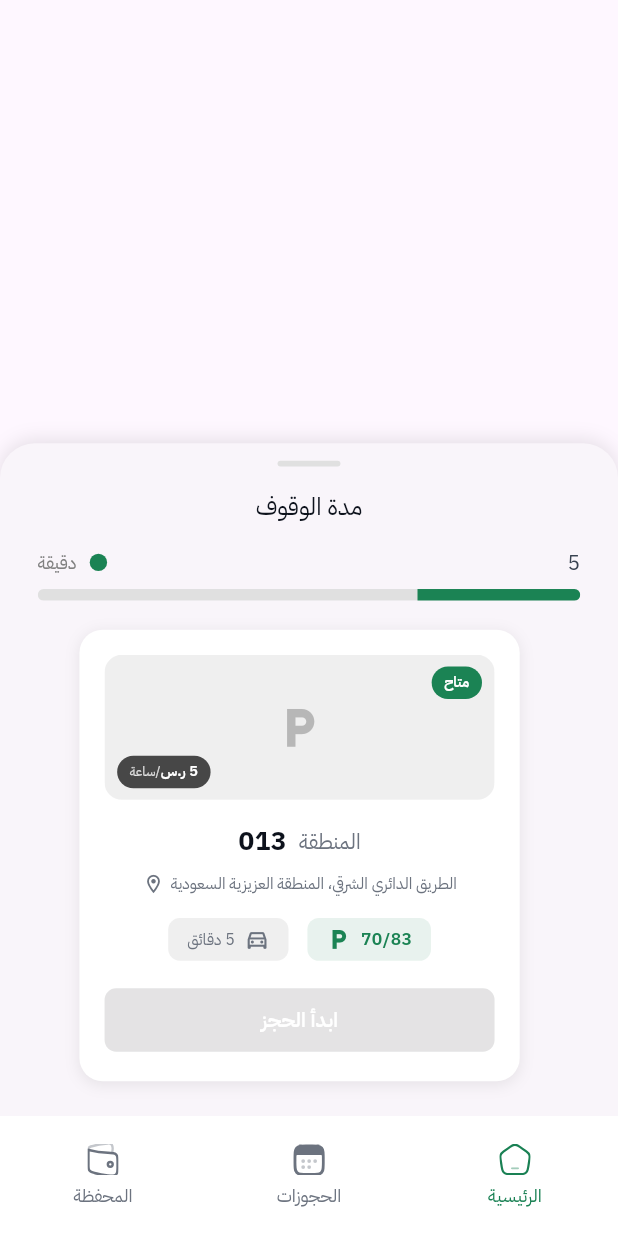
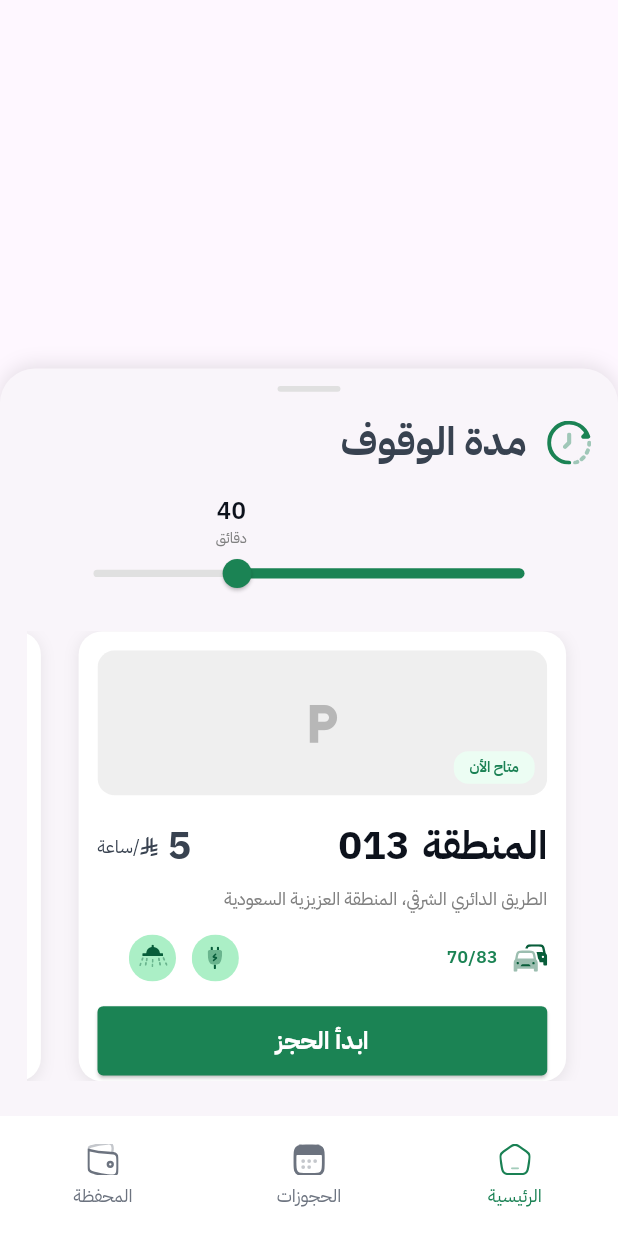
Before and after one commit to masoudframwork/smart-park-app, a Flutter app: the BottomNavBarPage screen opened by its route, on a phone screen of 412 x 824 dp. Run offline on Flutter 3.47's test engine with Material 3 defaults, Android fonts, the light colour scheme and no system bars; our stand-ins replace cached_network_image, dio, flutter_map, flutter_riverpod, flutter_screenutil, flutter_secure_storage and 7 more; accounts and stored records are empty.

Commit message:
parking main bottom

```diff
--- a/lib/core/constants/image_string.dart
+++ b/lib/core/constants/image_string.dart
@@ -19,4 +19,10 @@ class AppImages {
 
   //home
   static const String parkingMarkers = "assets/images/home/marker.svg";
+  static const String realSu = "assets/images/home/realSu.svg";
+  static const String charging = "assets/images/home/cable.svg";
+  static const String shower = "assets/images/home/shower.svg";
+  static const String timeStop = "assets/images/home/timeStop.svg";
+  static const String twoCars = "assets/images/home/twoCars.svg";
+
 }
--- a/lib/features/home/presentation/widgets/parking_card/parking_bottom_sheet.dart
+++ b/lib/features/home/presentation/widgets/parking_card/parking_bottom_sheet.dart
@@ -4,6 +4,8 @@ import 'package:flutter_screenutil/flutter_screenutil.dart';
 import 'package:smart_park_app/core/theme/app_color.dart';
 import 'package:smart_park_app/core/theme/app_text_theme.dart';
 import 'package:smart_park_app/core/widgets/app_text.dart';
+import '../../../../../core/constants/image_string.dart';
+import '../../../../../core/widgets/svg_image_widget.dart';
 import '../../controller/bottom_sheet_controller.dart';
 import 'parking_card.dart';
 
@@ -27,6 +29,8 @@ class ParkingBottomSheet extends ConsumerWidget {
       );
     }
 
+    final parkingAreas = ref.read(bottomSheetProvider).parkingAreas;
+
     return Positioned(
       bottom: 0,
       left: 0,
@@ -38,6 +42,7 @@ class ParkingBottomSheet extends ConsumerWidget {
           }
         },
         child: Container(
+          padding: EdgeInsets.symmetric(horizontal: 17.w),
           decoration: BoxDecoration(
             color: AppColor.lightPurpleColor,
             borderRadius: BorderRadius.only(
@@ -65,60 +70,103 @@ class ParkingBottomSheet extends ConsumerWidget {
                 ),
               ),
               SizedBox(height: 16.h),
+              Row(
+                spacing: 13.w,
+                children: [
+                  SvgImageWidget(
+                    AppImages.timeStop,
+                    width: 28.1.w,
+                    height: 28.1.w,
+                  ),
                   AppText(
                     text: 'مدة الوقوف',
-                appTextTheme: AppTextTheme.titleMediumTextStyle(),
+                    appTextTheme: AppTextTheme.bodyLargeTextStyle()
+                        .copyWith(color: AppColor.blackNumberSmallColor),
+                  ),
+                ],
               ),
               SizedBox(height: 16.h),
               Padding(
                 padding: EdgeInsets.symmetric(horizontal: 24.w),
-                child: Column(
+                child: LayoutBuilder(
+                  builder: (context, constraints) {
+                    final double sliderValue = 40;
+                    final double thumbPosition =
+                        (sliderValue / 60) * constraints.maxWidth;
+
+                    return Stack(
+                      clipBehavior: Clip.none,
                       children: [
-                    Row(
-                      mainAxisAlignment: MainAxisAlignment.spaceBetween,
+                        Column(
                           children: [
-                        AppText(
-                          text: '5',
-                          appTextTheme: AppTextTheme.numberSmallTextStyle(),
+                            SizedBox(height: 35.h), // Space for text above
+                            SliderTheme(
+                              data: SliderThemeData(
+                                trackHeight: 5.h,
+                                activeTrackColor: AppColor.primaryColor,
+                                inactiveTrackColor: AppColor.greyContainerColor,
+                                thumbColor: AppColor.primaryColor,
+                                thumbShape: RoundSliderThumbShape(
+                                  enabledThumbRadius: 10.r,
                                 ),
-                        Row(
-                          children: [
-                            Container(
-                              width: 12.w,
-                              height: 12.h,
-                              decoration: const BoxDecoration(
-                                color: AppColor.primaryColor,
-                                shape: BoxShape.circle,
+                                overlayShape: RoundSliderOverlayShape(
+                                  overlayRadius: 20.r,
                                 ),
+                                trackShape: RoundedRectSliderTrackShape(),
                               ),
-                            SizedBox(width: 8.w),
-                            AppText(
-                              text: 'دقيقة',
-                              appTextTheme: AppTextTheme.bodySmallTextStyle()
-                                  .copyWith(color: AppColor.greyColor),
+                              child: Slider(
+                                value: sliderValue,
+                                min: 0,
+                                max: 60,
+                                onChanged: (value) {},
+                              ),
                             ),
                           ],
                         ),
-                      ],
+                        Positioned(
+                          left: sliderValue + 58.w,
+                          top: 0,
+                          child: Column(
+                            children: [
+                              AppText(
+                                text: sliderValue.toInt().toString(),
+                                appTextTheme:
+                                    AppTextTheme.numberSmallTextStyle()
+                                        .copyWith(
+                                            fontSize: 16,
+                                            color: AppColor.blackColor,
+                                            fontWeight: FontWeight.w600),
                               ),
-                    SizedBox(height: 8.h),
-                    ClipRRect(
-                      borderRadius: BorderRadius.circular(4.r),
-                      child: LinearProgressIndicator(
-                        value: 0.3,
-                        backgroundColor: AppColor.greyContainerColor,
-                        valueColor: const AlwaysStoppedAnimation<Color>(
-                            AppColor.primaryColor),
-                        minHeight: 8.h,
+                              AppText(
+                                text: 'دقائق',
+                                appTextTheme:
+                                    AppTextTheme.bodySmallTextStyle().copyWith(
+                                  color: AppColor.greyColor,
+                                  fontSize: 10.sp,
+                                  fontFamily: 'IBM Plex Sans Arabic',
                                 ),
                               ),
                             ],
                           ),
                         ),
+                      ],
+                    );
+                  },
+                ),
+              ),
               SizedBox(height: 20.h),
-              ParkingCard(
-                  parkingArea:
-                      ref.read(bottomSheetProvider).parkingAreas.first),
+              SizedBox(
+                height: 310.h,
+                child: ListView.separated(
+                  scrollDirection: Axis.horizontal,
+                  padding: EdgeInsets.symmetric(horizontal: 4.w),
+                  itemCount: parkingAreas.length,
+                  separatorBuilder: (context, index) => SizedBox(width: 12.w),
+                  itemBuilder: (context, index) {
+                    return ParkingCard(parkingArea: parkingAreas[index]);
+                  },
+                ),
+              ),
               SizedBox(height: 24.h),
             ],
           ),
--- a/lib/features/home/presentation/widgets/parking_card/parking_card.dart
+++ b/lib/features/home/presentation/widgets/parking_card/parking_card.dart
@@ -1,9 +1,14 @@
+// ignore_for_file: deprecated_member_use
+
 import 'package:flutter/material.dart';
 import 'package:flutter_screenutil/flutter_screenutil.dart';
+import 'package:smart_park_app/core/constants/image_string.dart';
 import 'package:smart_park_app/core/theme/app_color.dart';
 import 'package:smart_park_app/core/theme/app_text_theme.dart';
 import 'package:smart_park_app/core/widgets/app_text.dart';
+import 'package:smart_park_app/core/widgets/svg_image_widget.dart';
 
+import '../../../../../core/widgets/custom_button.dart';
 import '../../../domain/models/parking_area_model.dart';
 
 class ParkingCard extends StatelessWidget {
@@ -19,9 +24,9 @@ class ParkingCard extends StatelessWidget {
   @override
   Widget build(BuildContext context) {
     return Container(
-      width: 280.w,
+      width: 310.w,
       margin: EdgeInsets.only(right: 12.w),
-      padding: EdgeInsets.all(16.w),
+      padding: EdgeInsets.all(12.w),
       decoration: BoxDecoration(
         color: AppColor.whiteColor,
         borderRadius: BorderRadius.circular(16.r),
@@ -36,6 +41,7 @@ class ParkingCard extends StatelessWidget {
       ),
       child: Column(
         mainAxisSize: MainAxisSize.min,
+        crossAxisAlignment: CrossAxisAlignment.start,
         children: [
           _buildImageSection(),
           SizedBox(height: 16.h),
@@ -52,11 +58,7 @@ class ParkingCard extends StatelessWidget {
   }
 
   Border? _getBorderDecoration() {
-    if (parkingArea.isFull) {
-      return Border.all(color: AppColor.secondaryContainerColor.withOpacity(0.3), width: 1);
-    } else if (parkingArea.isAlmostFull) {
-      return Border.all(color: AppColor.secondaryContainerColor.withOpacity(0.3), width: 1);
-    }
+
     return null;
   }
 
@@ -77,23 +79,17 @@ class ParkingCard extends StatelessWidget {
                 fit: BoxFit.cover,
                 width: double.infinity,
                 height: double.infinity,
-                errorBuilder: (context, error, stackTrace) => _buildPlaceholder(),
+                errorBuilder: (context, error, stackTrace) =>
+                    _buildPlaceholder(),
               )
             else
               _buildPlaceholder(),
 
             // Availability Badge
             Positioned(
-              top: 8.h,
+              bottom: 8.h,
               right: 8.w,
               child: _buildAvailabilityBadge(),
-            ),
-
-            // Price Badge
-            Positioned(
-              bottom: 8.h,
-              left: 8.w,
-              child: _buildPriceBadge(),
             ),
           ],
         ),
@@ -119,25 +115,17 @@ class ParkingCard extends StatelessWidget {
     Color textColor;
     String text;
 
-    if (parkingArea.isFull) {
-      bgColor = AppColor.secondaryContainerColor;
-      textColor = AppColor.whiteColor;
-      text = 'ممتلئ';
-    } else if (parkingArea.isAlmostFull) {
-      bgColor = AppColor.secondaryContainerColor;
-      textColor = AppColor.whiteColor;
-      text = 'شبه ممتلئ';
-    } else {
-      bgColor = AppColor.primaryColor;
-      textColor = AppColor.whiteColor;
-      text = 'متاح';
-    }
+
+      bgColor = AppColor.secondaryButtonColor;
+      textColor = AppColor.primaryButtonColor;
+      text = 'متاح الأن';
+
 
     return Container(
-      padding: EdgeInsets.symmetric(horizontal: 8.w, vertical: 4.h),
+      padding: EdgeInsets.symmetric(horizontal: 10.w, vertical: 4.h),
       decoration: BoxDecoration(
         color: bgColor,
-        borderRadius: BorderRadius.circular(12.r),
+        borderRadius: BorderRadius.circular(10.r),
       ),
       child: AppText(
         text: text,
@@ -151,89 +139,62 @@ class ParkingCard extends StatelessWidget {
   }
 
   Widget _buildPriceBadge() {
-    return Container(
-      padding: EdgeInsets.symmetric(horizontal: 8.w, vertical: 4.h),
-      decoration: BoxDecoration(
-        color: Colors.black.withOpacity(0.7),
-        borderRadius: BorderRadius.circular(12.r),
-      ),
-      child: Row(
+    return Row(
       mainAxisSize: MainAxisSize.min,
       children: [
         AppText(
-            text: '${parkingArea.pricePerHour.toStringAsFixed(0)} ر.س',
-            appTextTheme: AppTextTheme.bodySmallTextStyle().copyWith(
-              color: AppColor.whiteColor,
-              fontSize: 10.sp,
-              fontWeight: FontWeight.w600,
+          text: parkingArea.pricePerHour.toStringAsFixed(0),
+          appTextTheme: AppTextTheme.bodyLargeTextStyle()
+              .copyWith(color: AppColor.blackNumberSmallColor),
         ),
+        SizedBox(width: 6.w,),
+            SvgImageWidget(
+            AppImages.realSu,
+            width: 11.5.w,
+            height: 12.5.w,
           ),
         AppText(
           text: '/ساعة',
-            appTextTheme: AppTextTheme.bodySmallTextStyle().copyWith(
-              color: AppColor.whiteColor.withOpacity(0.8),
-              fontSize: 9.sp,
-            ),
+          appTextTheme: AppTextTheme.bodySmallTextStyle().copyWith(color: AppColor.blackNumberSmallColor),
         ),
       ],
-      ),
     );
   }
 
   Widget _buildAreaInfo() {
     return Row(
-      mainAxisAlignment: MainAxisAlignment.center,
+      mainAxisAlignment: MainAxisAlignment.start,
       children: [
         AppText(
             text: parkingArea.name,
-          appTextTheme: AppTextTheme.bodyMediumTextStyle().copyWith(
-            color: AppColor.greyTextColor,
-            fontWeight: FontWeight.w400,
-          ),
-        ),
+            appTextTheme: AppTextTheme.titleLargeTextStyle()),
         SizedBox(width: 8.w),
         AppText(
             text: parkingArea.code,
-          appTextTheme: AppTextTheme.titleLargeTextStyle().copyWith(
-            fontWeight: FontWeight.w700,
-            fontSize: 18.sp,
-          ),
-        ),
+            appTextTheme: AppTextTheme.titleLargeTextStyle()),
+                    SizedBox(width: 8.w),
+
+        Spacer(),
+
+        _buildPriceBadge(),
       ],
     );
   }
 
   Widget _buildLocationInfo() {
-    return Row(
-      mainAxisAlignment: MainAxisAlignment.center,
-      children: [
-        Flexible(
-          child: AppText(
+    return AppText(
       text: parkingArea.location,
-            appTextTheme: AppTextTheme.bodySmallTextStyle().copyWith(
-              color: AppColor.greyTextColor,
-              fontSize: 11.sp,
-            ),
-            textAlign: TextAlign.center,
-
-          ),
-        ),
-        SizedBox(width: 4.w),
-        Icon(
-          Icons.location_on_outlined,
-          size: 14.w,
-          color: AppColor.greyTextColor,
-        ),
-      ],
+      appTextTheme: AppTextTheme.bodySmallTextStyle(),
+      textAlign: TextAlign.start,
     );
   }
 
   Widget _buildStatsRow() {
     return Row(
-      mainAxisAlignment: MainAxisAlignment.center,
+      mainAxisAlignment: MainAxisAlignment.start,
       children: [
         _buildStatChip(
-          icon: Icons.local_parking,
+          iconPath: AppImages.twoCars,
           value: parkingArea.formattedAvailability,
           bgColor: _getAvailabilityColor().withOpacity(0.1),
           textColor: _getAvailabilityColor(),
@@ -241,7 +202,7 @@ class ParkingCard extends StatelessWidget {
         ),
         SizedBox(width: 12.w),
         _buildStatChip(
-          icon: Icons.directions_car_outlined,
+          iconPath: AppImages.charging, // Replace with your actual SVG path
           value: '${parkingArea.waitTimeText} دقائق',
           bgColor: AppColor.greyContainerColor.withOpacity(0.5),
           textColor: AppColor.greyTextColor,
@@ -252,27 +213,28 @@ class ParkingCard extends StatelessWidget {
   }
 
   Color _getAvailabilityColor() {
-    if (parkingArea.isFull) return AppColor.secondaryContainerColor;
-    if (parkingArea.isAlmostFull) return AppColor.secondaryContainerColor;
+
     return AppColor.primaryColor;
   }
 
   Widget _buildStatChip({
-    required IconData icon,
+    required String iconPath,
+    String? iconPath2,
     required String value,
     required Color bgColor,
     required Color textColor,
     required bool isHighlighted,
   }) {
-    return Container(
-      padding: EdgeInsets.symmetric(horizontal: 12.w, vertical: 6.h),
-      decoration: BoxDecoration(
-        color: bgColor,
-        borderRadius: BorderRadius.circular(8.r),
+    return Row(
+      spacing: 10.w,
+      children: [
+        if (isHighlighted) ...[
+          SvgImageWidget(
+            iconPath,
+            width: 21.5.w,
+            height: 21.5.w,
           ),
-      child: Row(
-        mainAxisSize: MainAxisSize.min,
-        children: [
+        ],
         if (isHighlighted) ...[
           AppText(
             text: value,
@@ -282,58 +244,35 @@ class ParkingCard extends StatelessWidget {
               fontSize: 12.sp,
             ),
           ),
-            SizedBox(width: 6.w),
         ],
-          Icon(
-            icon,
-            size: 16.w,
-            color: textColor,
+                  SizedBox(width: 50.w),
+
+        if (!isHighlighted) ...[
+          SvgImageWidget(
+            iconPath,
+            width: 30.w,
+            height: 30.w,
           ),
+        ],
         if (!isHighlighted) ...[
-            SizedBox(width: 6.w),
-            AppText(
-              text: value,
-              appTextTheme: AppTextTheme.bodySmallTextStyle().copyWith(
-                color: textColor,
-                fontSize: 11.sp,
-              ),
+          SvgImageWidget(
+            iconPath2 ?? AppImages.shower,
+            width: 30.w,
+            height: 30.w,
           ),
         ],
       ],
-      ),
     );
   }
 
   Widget _buildBookingButton() {
-    final isDisabled = parkingArea.isFull || !parkingArea.isActive;
-
-    return SizedBox(
-      width: double.infinity,
-      child: ElevatedButton(
-        onPressed: isDisabled ? null : onStartBooking,
-        style: ElevatedButton.styleFrom(
-          backgroundColor: isDisabled
-              ? AppColor.greyContainerColor
-              : AppColor.primaryColor,
-          padding: EdgeInsets.symmetric(vertical: 12.h),
-          shape: RoundedRectangleBorder(
-            borderRadius: BorderRadius.circular(8.r),
-          ),
-          elevation: 0,
-        ),
-        child: AppText(
-          text: isDisabled
-              ? (parkingArea.isFull ? 'ممتلئ' : 'غير متاح')
-              : 'ابدأ الحجز',
-          appTextTheme: AppTextTheme.mainButtonTextStyle().copyWith(
-            color: isDisabled
-                ? AppColor.greyTextColor
-                : AppColor.whiteColor,
-            fontSize: 14.sp,
-            fontWeight: FontWeight.w600,
-          ),
-        ),
-      ),
+    return CustomButtonWidget(
+      text: 'ابدأ الحجز',
+      onPressed: onStartBooking ?? () {},
+      type: ButtonType.elevated,
+      backgroundColor: AppColor.primaryColor,
+      verticalPadding: 12,
+      borderRadius: 4,
     );
   }
 }
```
Also changed, not shown: lib/features/home/presentation/controller/bottom_sheet_controller.dart (+7 -187 lines), assets/images/home/cable.svg (added), assets/images/home/realSu.svg (added), assets/images/home/shower.svg (added), assets/images/home/timeStop.svg (added), assets/images/home/twoCars.svg (added). Lines whose indentation alone changed are shown as unchanged.
